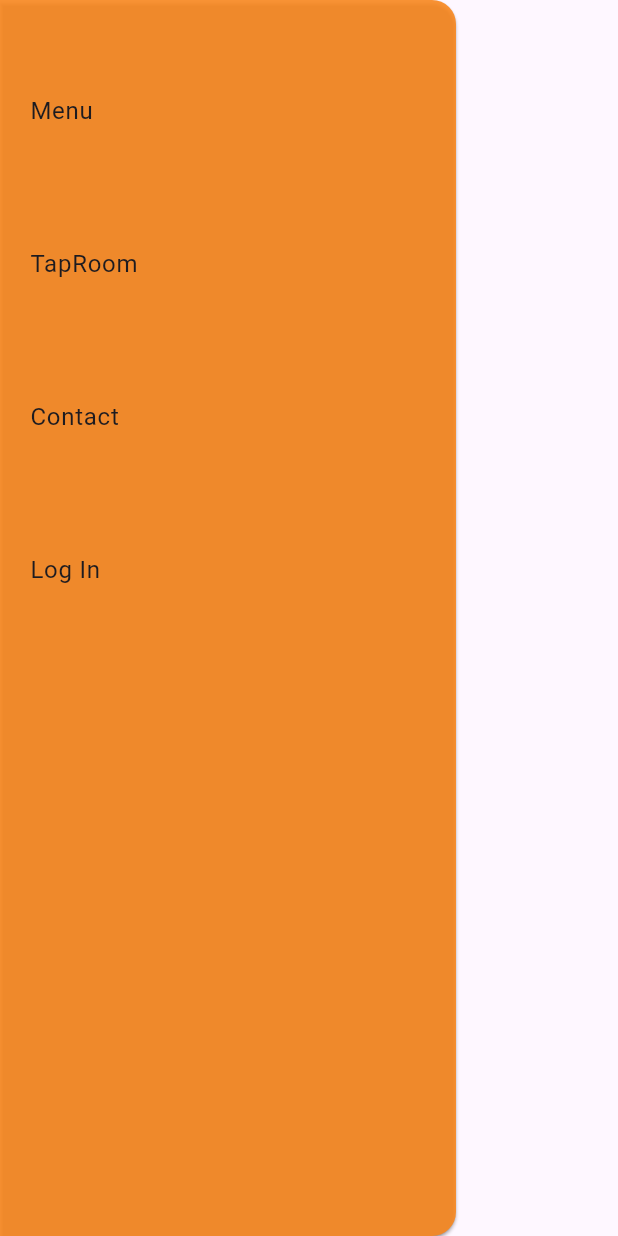
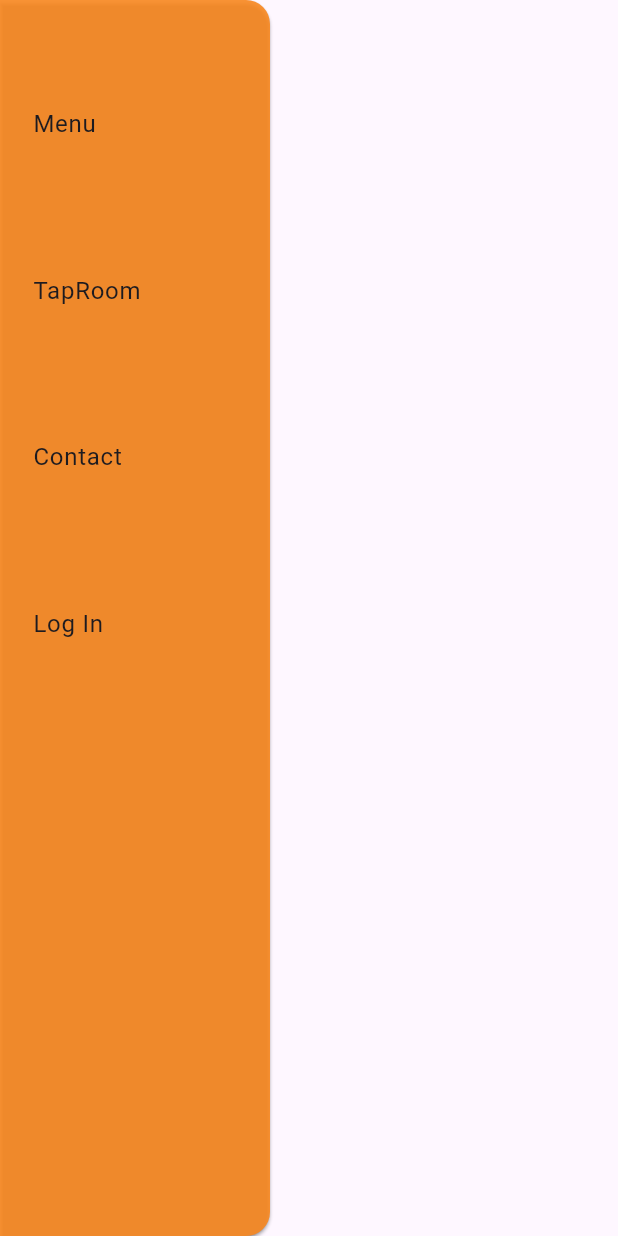
Before and after one commit to arguellesdev/buqui_burger, a Flutter app: the MyDrawer widget shown alone on an empty page, opened directly, on a phone screen of 412 x 824 dp. Run offline on Flutter 3.47's test engine with Material 3 defaults, Android fonts, the phone set to English and light mode, and no system bars; our stand-ins replace go_router; network calls fail.

Commit message:
Adjust the size of drwawer"

```diff
--- a/lib/src/common_widgets/hp_menu_drawer.dart
+++ b/lib/src/common_widgets/hp_menu_drawer.dart
@@ -15,13 +15,15 @@ class DrawerBuilder {
 
   Widget build() {
     return ListView.builder(
+      shrinkWrap: true,
+      physics: const NeverScrollableScrollPhysics(),
       itemCount: items.length,
       itemBuilder: (context, index) {
         final item = items[index];
         return ListTile(
-          contentPadding: const EdgeInsets.only(top: 46),
+          contentPadding: const EdgeInsets.only(top: 55),
           title: Padding(
-            padding: const EdgeInsets.only(left: 20),
+            padding: const EdgeInsets.only(left: 22),
             child: Text(item.title),
           ),
           onTap: item.onTap,
@@ -33,14 +35,15 @@ class DrawerBuilder {
 
 class MyDrawer extends StatelessWidget {
   final List<DrawerItem> drawerItems;
-  final String semanticMessage;
+  final double drawerWidth;
+
   const MyDrawer(
-      {super.key, required this.drawerItems, required this.semanticMessage});
+      {super.key, required this.drawerItems, this.drawerWidth = 180});
 
   @override
   Widget build(BuildContext context) {
-    return Semantics(
-      label: semanticMessage,
+    return SizedBox(
+      width: drawerWidth,
       child: Drawer(
         backgroundColor: baseColor1.withOpacity(0.90),
         shadowColor: backgroundC2,
--- a/lib/src/features/home_page/home_screen.dart
+++ b/lib/src/features/home_page/home_screen.dart
@@ -33,7 +33,6 @@ class MyHomePage extends StatelessWidget {
           ),
           DrawerItem(title: 'Log In', onTap: _goToLogIn)
         ],
-        semanticMessage: 'Discover us',
       ),
       body: const Padding(
         padding: EdgeInsets.only(right: 22, left: 22),
```
